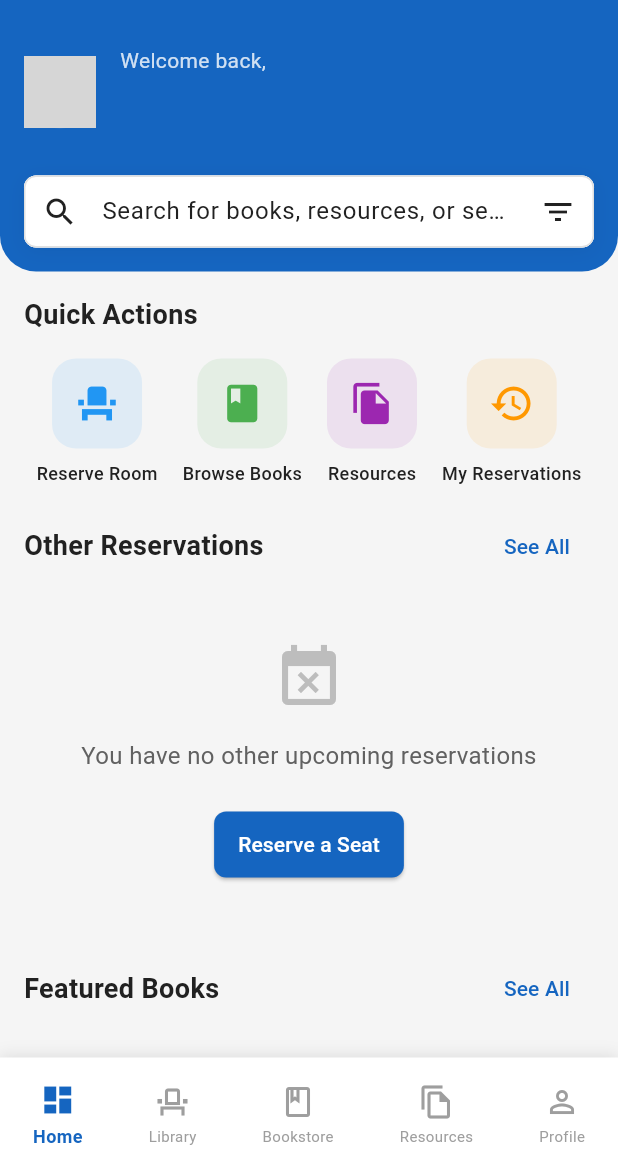
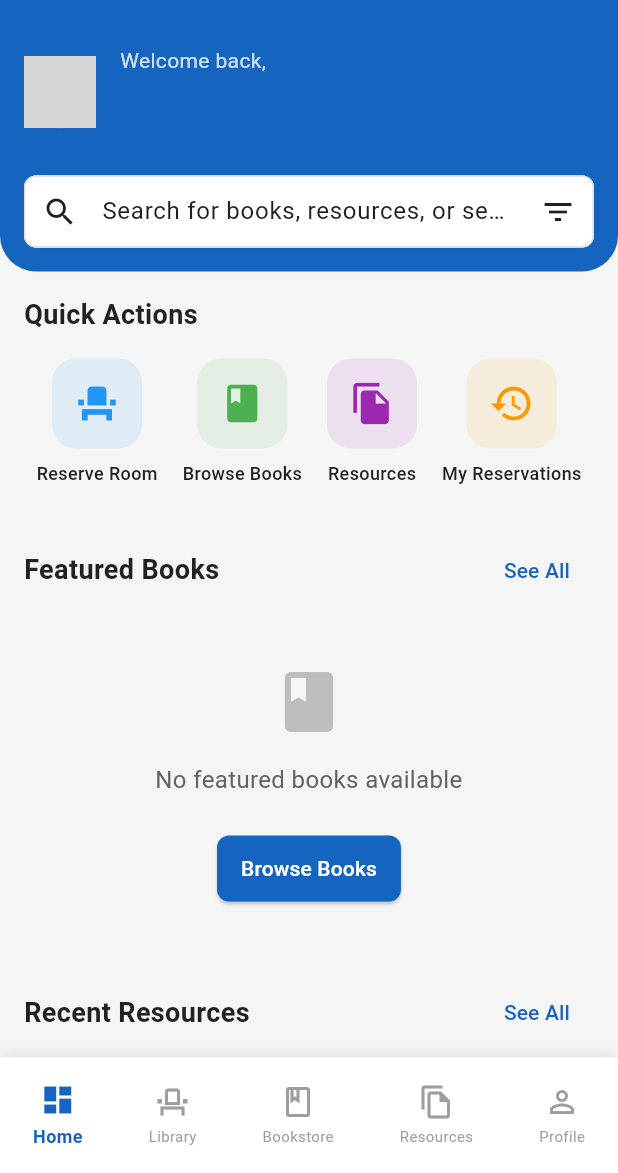
Before and after one commit to ongsiewtyng/sr_hub, a Flutter app: the HomeScreen screen opened by its route, on a phone screen of 412 x 824 dp, the part 63-1236 px from its top. Run offline on Flutter 3.47's test engine with Material 3 defaults, Android fonts, the phone set to English and light mode, and no system bars; our stand-ins replace cloud_firestore, firebase_auth, firebase_core, flutter_riverpod, go_router; accounts and stored records are empty; network calls fail; grey boxes are pictures that could not be loaded.

Commit message:
remove a section

```diff
--- a/sr-hub/lib/screens/home_screen.dart
+++ b/sr-hub/lib/screens/home_screen.dart
@@ -190,15 +190,15 @@ class _HomeScreenState extends ConsumerState<HomeScreen> {
                 ),
               ),
 
-              // Other reservations (existing system)
-              generalReservations.when(
-                data: (reservationList) => _buildReservationsSection(reservationList),
-                loading: () => _buildLoadingSection('Loading reservations...', 200),
-                error: (error, stack) => _buildErrorSection(
-                  'Failed to load reservations',
-                      () => ref.refresh(userReservationsProvider(userId)),
-                ),
-              ),
+              // // Other reservations (existing system)
+              // generalReservations.when(
+              //   data: (reservationList) => _buildReservationsSection(reservationList),
+              //   loading: () => _buildLoadingSection('Loading reservations...', 200),
+              //   error: (error, stack) => _buildErrorSection(
+              //     'Failed to load reservations',
+              //         () => ref.refresh(userReservationsProvider(userId)),
+              //   ),
+              // ),
 
               // Featured books
               featuredBooks.when(
@@ -650,26 +650,26 @@ class _HomeScreenState extends ConsumerState<HomeScreen> {
       child: Column(
         crossAxisAlignment: CrossAxisAlignment.start,
         children: [
-          Row(
-            mainAxisAlignment: MainAxisAlignment.spaceBetween,
-            children: [
-              const Text(
-                'Other Reservations',
-                style: TextStyle(
-                  fontSize: 18,
-                  fontWeight: FontWeight.bold,
-                ),
-              ),
-              TextButton(
-                onPressed: () {
-                  ScaffoldMessenger.of(context).showSnackBar(
-                    const SnackBar(content: Text('All reservations view coming soon!')),
-                  );
-                },
-                child: const Text('See All'),
-              ),
-            ],
-          ),
+          // Row(
+          //   mainAxisAlignment: MainAxisAlignment.spaceBetween,
+          //   children: [
+          //     const Text(
+          //       'Other Reservations',
+          //       style: TextStyle(
+          //         fontSize: 18,
+          //         fontWeight: FontWeight.bold,
+          //       ),
+          //     ),
+          //     TextButton(
+          //       onPressed: () {
+          //         ScaffoldMessenger.of(context).showSnackBar(
+          //           const SnackBar(content: Text('All reservations view coming soon!')),
+          //         );
+          //       },
+          //       child: const Text('See All'),
+          //     ),
+          //   ],
+          // ),
           const SizedBox(height: 8),
           upcomingReservations.isEmpty
               ? EmptyState(
```
